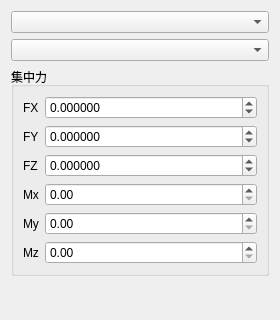
Before: the Qt Designer form plugins/Base_PhysicalField/PointForcePage.ui in asd977/base_cae, drawn with Qt 5.
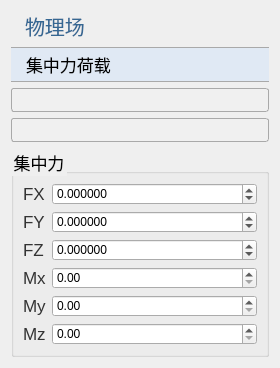
After: the same form once the commit is applied. Icons and pictures are not drawn.

Commit message: style: unify Base_PhysicalField ui page headers and spacing

```diff
--- a/plugins/Base_PhysicalField/PointForcePage.ui
+++ b/plugins/Base_PhysicalField/PointForcePage.ui
@@ -13,7 +13,126 @@
   <property name="windowTitle">
    <string>集中力荷载</string>
   </property>
+  <property name="styleSheet">
+   <string notr="true">QWidget{
+font-family: &quot;Microsoft YaHei&quot;, &quot;微软雅黑&quot;;
+}
+QPushButton#pushButton {
+    background-color: rgb(224, 233, 244);
+    border-width: 1px;
+    border-color: rgb(121, 121, 121);
+    border-style: solid;
+    height: 33px;
+    border-top: 1px solid rgb(169, 169, 169); /* 上边框为灰色 */
+    border-bottom: 1px solid rgb(169, 169, 169); /* 下边框为灰色 */
+    border-left: none; /* 移除左边框 */
+    border-right: none;
+    text-align: left;
+	padding-left: 15px;
+	font-size: 17px;
+	border-style: solid;
+}
+QLabel {
+    font-family: &quot;Microsoft YaHei&quot;, &quot;微软雅黑&quot;;
+    font-size: 17px;
+    text-align: left;
+    color: rgb(51, 51, 51);
+    white-space: nowrap;
+    line-height: 50px;
+    position: absolute;
+    top: 0px;
+    left: 0px;
+}
+QLabel#pageNameLabel {
+    font-size: 20px;
+    font-family: &quot;Microsoft YaHei&quot;, 微软雅黑;
+    text-align: left;
+	padding-left:9px;
+    color: rgb(53, 103, 147);
+}
+QLineEdit {
+    border: 1px solid rgb(200, 200, 200); /* 设置边框为淡灰色 */
+    border-radius: 2px; /* 设置圆角半径为 5 像素 */
+	font-size: 17px;
+}
+QLineEdit:focus {
+    border-color: rgb(100, 100, 255); /* 设置焦点时的边框颜色为蓝色 */
+    outline: none; /* 去掉默认的焦点边框 */
+}
+QComboBox {
+    font-family: &quot;Microsoft YaHei&quot;, 微软雅黑;
+    font-size: 17px;
+    text-align: left;
+    color: rgb(51, 51, 51);
+    padding-left:6px;
+    background: rgb(240, 240, 240);
+    border: 1px solid rgb(169, 169, 169);
+    border-radius: 3px; /* 设置边框的圆角半径为5像素 */
+}
+QComboBox::drop-down {
+    background: rgb(240, 240, 240);
+}
+QComboBox::down-arrow {
+    image: url(:/resources/down_arrow.png); /* 替换下拉箭头图标 */
+}
+/*QCombobox右侧按钮*/
+QComboBox::drop-down {
+    subcontrol-origin: padding;
+    subcontrol-position: top right;/*放于右方顶部*/
+    border-top-right-radius: 3px;/*设置边框圆角*/
+    border-bottom-right-radius: 3px;
+}
+QLineEdit {
+    border: 1px solid rgb(200, 200, 200); /* 设置边框为淡灰色 */
+    border-radius: 2px; /* 设置圆角半径为 5 像素 */
+	font-size: 17px;
+}
+QLineEdit:focus {
+    border-color: rgb(100, 100, 255); /* 设置焦点时的边框颜色为蓝色 */
+    outline: none; /* 去掉默认的焦点边框 */
+}
+
+QRadioButton {
+    font-size: 17px; /* 设置字体大小为 14 像素 */
+}
+
+QCheckBox {
+    font-size: 17px; /* 设置字体大小为 14 像素 */
+}
+
+QGroupBox{
+    font-size: 17px; /* 设置字体大小为 14 像素 */   
+}
+
+</string>
+  </property>
   <layout class="QVBoxLayout" name="verticalLayout">
+   <item>
+    <widget class="QLabel" name="pageNameLabel">
+     <property name="sizePolicy">
+      <sizepolicy hsizetype="Preferred" vsizetype="Fixed">
+       <horstretch>0</horstretch>
+       <verstretch>0</verstretch>
+      </sizepolicy>
+     </property>
+     <property name="text">
+      <string>物理场</string>
+     </property>
+    </widget>
+   </item>
+   <item>
+    <widget class="QPushButton" name="pushButton">
+     <property name="sizePolicy">
+      <sizepolicy hsizetype="Ignored" vsizetype="Fixed">
+       <horstretch>0</horstretch>
+       <verstretch>0</verstretch>
+      </sizepolicy>
+     </property>
+     <property name="text">
+      <string>集中力荷载</string>
+     </property>
+    </widget>
+   </item>
    <item>
     <widget class="QComboBox" name="comboBoxDim"/>
    </item>
```
The commit also changes 10 other files.
